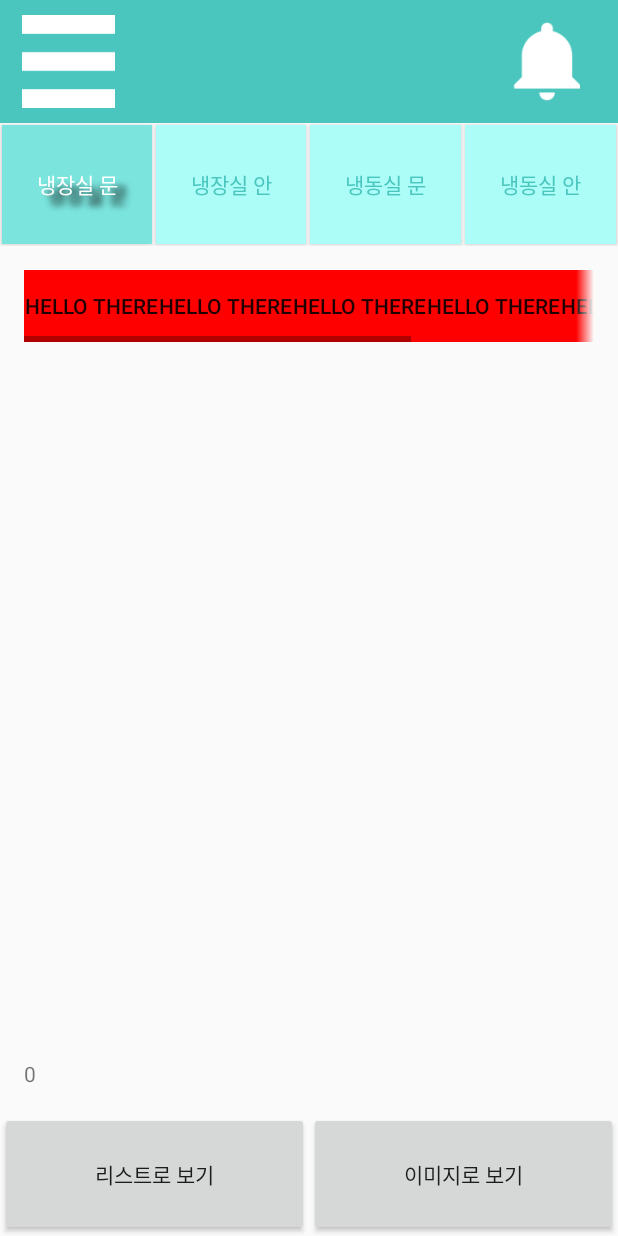
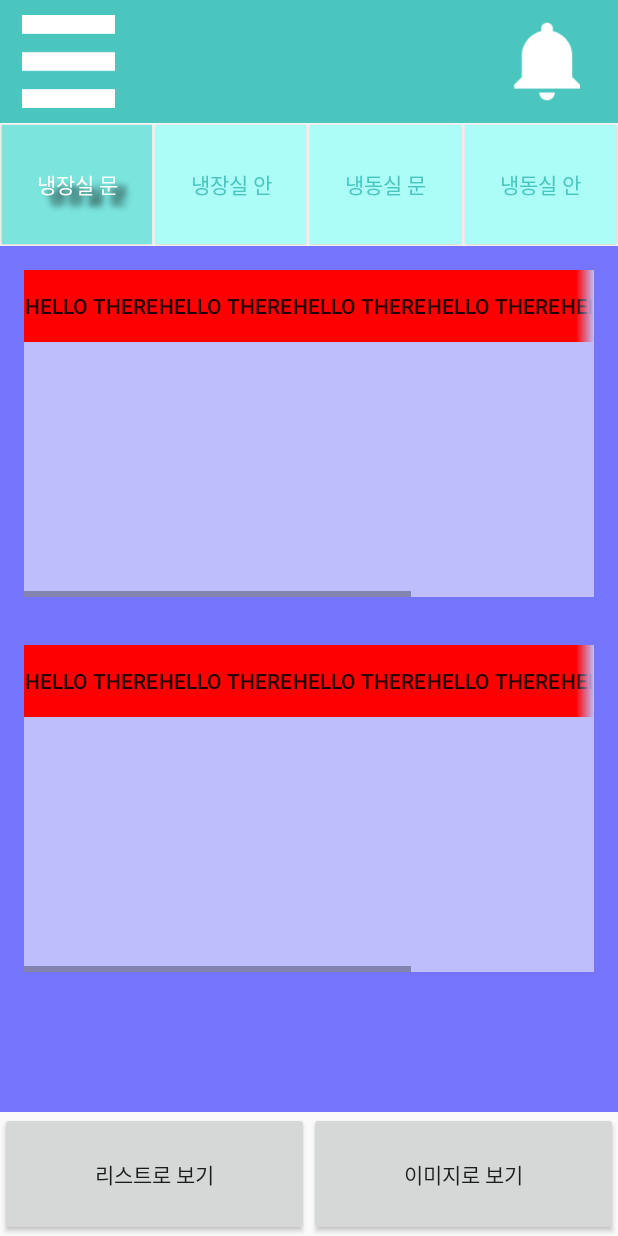
Before and after one commit to Nexters/Bingo, an Android app: the screen it shows after launch (MainActivity), after a tap on "GO TO MAIN ACTIVITY", on a phone screen of 412 x 824 dp. Run offline under Robolectric (Android 15) with nearby library versions, the phone set to English and light mode, and no system bars.

Commit message:
main page, speech recognizer

```diff
--- /dev/null
+++ b/Android/app/src/main/java/com/example/lg/fridge/FridgeFragment.java
@@ -0,0 +1,66 @@
+package com.example.lg.fridge;
+
+import android.os.Bundle;
+import android.support.v4.app.Fragment;
+import android.util.TypedValue;
+import android.view.LayoutInflater;
+import android.view.View;
+import android.view.ViewGroup;
+
+public class FridgeFragment extends Fragment {
+    private static final String FRAGMENT_NUMBER = "fragment_number";
+    private static final String NUM_OF_ROWS = "num_of_rows";
+
+    private int fragmentNumber;
+    private int numOfRows;
+
+    private int rowHeight;
+
+    //fragmentNumber는 1~4, numOfRows는 한 냉장고칸에있는 row의 갯수
+    public static FridgeFragment newInstance(int fragmentNumber, int numOfRows) {
+        FridgeFragment fragment = new FridgeFragment();
+        Bundle args = new Bundle();
+        args.putInt(FRAGMENT_NUMBER, fragmentNumber);
+        args.putInt(NUM_OF_ROWS, numOfRows);
+        fragment.setArguments(args);
+        return fragment;
+    }
+
+    public FridgeFragment() {
+        // Required empty public constructor
+    }
+
+    @Override
+    public void onCreate(Bundle savedInstanceState) {
+        super.onCreate(savedInstanceState);
+        if (getArguments() != null) {
+            fragmentNumber = getArguments().getInt(FRAGMENT_NUMBER);
+            numOfRows = getArguments().getInt(NUM_OF_ROWS);
+        }
+    }
+
+    @Override
+    public View onCreateView(LayoutInflater inflater, ViewGroup container,
+                             Bundle savedInstanceState) {
+        switch(numOfRows) {
+            case 1:
+                rowHeight = (int) TypedValue.applyDimension(TypedValue.COMPLEX_UNIT_DIP, (float)350, getResources().getDisplayMetrics());
+                break;
+            case 2:
+                rowHeight = (int) TypedValue.applyDimension(TypedValue.COMPLEX_UNIT_DIP, (float)250, getResources().getDisplayMetrics());
+                break;
+            default:
+                rowHeight = (int) TypedValue.applyDimension(TypedValue.COMPLEX_UNIT_DIP, (float)150, getResources().getDisplayMetrics());
+                break;
+
+        }
+        View main = inflater.inflate(R.layout.fragment_fridge, container, false);
+        //이제 이 프래그먼트 안에 numOfRows 수 만큼 child fragment를 넣는다.
+        for (int i = 0; i < numOfRows; i++) {
+            getChildFragmentManager().beginTransaction().add(R.id.fridge_fragment_container_for_rows, FridgeRow.newInstance(rowHeight)).commit();
+        }
+        getChildFragmentManager().executePendingTransactions();
+        return main;
+    }
+
+}
--- /dev/null
+++ b/Android/app/src/main/java/com/example/lg/fridge/FridgeRow.java
@@ -0,0 +1,43 @@
+package com.example.lg.fridge;
+
+import android.os.Bundle;
+import android.support.v4.app.Fragment;
+import android.view.LayoutInflater;
+import android.view.View;
+import android.view.ViewGroup;
+import android.widget.LinearLayout;
+
+public class FridgeRow extends Fragment {
+    private static final String ARG_ROWHEIGHT = "rowheight";
+
+    private int rowHeight;
+
+    public static FridgeRow newInstance(int rowHeight) {
+        FridgeRow fragment = new FridgeRow();
+        Bundle args = new Bundle();
+        args.putInt(ARG_ROWHEIGHT, rowHeight);
+        fragment.setArguments(args);
+        return fragment;
+    }
+
+    public FridgeRow() {
+        // Required empty public constructor
+    }
+
+    @Override
+    public void onCreate(Bundle savedInstanceState) {
+        super.onCreate(savedInstanceState);
+        if (getArguments() != null) {
+            rowHeight = getArguments().getInt(ARG_ROWHEIGHT);
+        }
+    }
+
+    @Override
+    public View onCreateView(LayoutInflater inflater, ViewGroup container,
+                             Bundle savedInstanceState) {
+        View v = inflater.inflate(R.layout.fragment_fridge_row, container, false);
+        LinearLayout.LayoutParams lp = new LinearLayout.LayoutParams(LinearLayout.LayoutParams.MATCH_PARENT, rowHeight);
+        v.setLayoutParams(lp);
+        return v;
+    }
+}
--- a/Android/app/src/main/java/com/example/lg/fridge/activities/MainActivity.java
+++ b/Android/app/src/main/java/com/example/lg/fridge/activities/MainActivity.java
@@ -5,18 +5,15 @@ import android.os.Bundle;
 import android.support.v4.app.Fragment;
 import android.support.v4.app.FragmentManager;
 import android.support.v4.app.FragmentTransaction;
-import android.support.v4.view.ViewPager;
 import android.support.v7.app.ActionBarActivity;
 import android.support.v7.widget.Toolbar;
 import android.util.Log;
-import android.view.LayoutInflater;
 import android.view.View;
-import android.view.ViewGroup;
 import android.widget.Button;
 import android.widget.ImageView;
-import android.widget.TextView;
 import android.widget.Toast;
 
+import com.example.lg.fridge.FridgeFragment;
 import com.example.lg.fridge.R;
 import com.example.lg.fridge.ViewFoodFragment;
 
@@ -28,11 +25,6 @@ public class MainActivity extends ActionBarActivity {
     private Button tab03;
     private Button tab04;
     private final String FRIDGE_FRAGMENT_TAG = "fridge_fragment";
-
-
-    /**
-     * The {@link ViewPager} that will host the section contents.
-     */
 
     @Override
     protected void onCreate(Bundle savedInstanceState) {
@@ -76,6 +68,15 @@ public class MainActivity extends ActionBarActivity {
 
             }
         });
+
+        Button btn2 = (Button)findViewById(R.id.main_btn_view_as_list);
+        btn2.setOnClickListener(new View.OnClickListener() {
+            @Override
+            public void onClick(View v) {
+                Intent i = new Intent(getApplicationContext(), SpeechActivity.class);
+                startActivity(i);
+            }
+        });
     }
 
     private View.OnClickListener mOnClickListener = new View.OnClickListener(){
@@ -86,16 +87,16 @@ public class MainActivity extends ActionBarActivity {
             setSelected(v);         //tab 4개 중 선택한 버튼을 선택된 채로 유지하기 위한 method
             switch(v.getId()) {
                 case R.id.main_tab01:
-                    callUpFridgeFragment(0);
+                    callUpFridgeFragment(0, 2);
                     break;
                 case R.id.main_tab02:
-                    callUpFridgeFragment(1);
+                    callUpFridgeFragment(1, 1);
                     break;
                 case R.id.main_tab03:
-                    callUpFridgeFragment(2);
+                    callUpFridgeFragment(2, 4);
                     break;
                 case R.id.main_tab04:
-                    callUpFridgeFragment(3);
+                    callUpFridgeFragment(3, 3);
                     break;
             }
         }
@@ -110,21 +111,26 @@ public class MainActivity extends ActionBarActivity {
         v.setSelected(true);
     }
 
-    //pos에 따른 냉장고 fragment를 가져옴. --> 0 ~ 3 값
-    private void callUpFridgeFragment(int pos) {
-        PlaceholderFragment pf = PlaceholderFragment.newInstance(pos);
+    //pos에 따른 냉장고 fragment를 가져옴. --> 1 ~ 4 값
+    private void callUpFridgeFragment(int pos, int rowNum) {
+        /*FridgeFragment01 fr = FridgeFragment01.newInstance(pos);
         FragmentTransaction t = getSupportFragmentManager().beginTransaction();
-        Fragment f = getSupportFragmentManager().findFragmentByTag(FRIDGE_FRAGMENT_TAG);
-        if (f != null) {
-            //만약 이미 fridge fragment가 하나 떠 있다면 replace를한다.
-            t.replace(R.id.main_fragment_container, pf, FRIDGE_FRAGMENT_TAG);
+        Fragment existingFrag = getSupportFragmentManager().findFragmentByTag(FRIDGE_FRAGMENT_TAG);
+        if (existingFrag != null) {     //만약 이미 떠있는 fridgefragment가있으면 replace를한다.
+            t.replace(R.id.main_fragment_container, fr, FRIDGE_FRAGMENT_TAG);
             t.commit();
             return;
         }
-        t.add(R.id.main_fragment_container, pf, FRIDGE_FRAGMENT_TAG);
-        t.commit();
-        return;
-
+        t.add(R.id.main_fragment_container, fr, FRIDGE_FRAGMENT_TAG);
+        t.commit();*/
+        FragmentTransaction t = getSupportFragmentManager().beginTransaction();
+        Fragment existingFrag = getSupportFragmentManager().findFragmentByTag(FRIDGE_FRAGMENT_TAG);
+        if (existingFrag != null) {     //만약 이미 떠있는 fridgefragment가있으면 replace를한다.
+            t.replace(R.id.main_fragment_container, FridgeFragment.newInstance(pos, rowNum), FRIDGE_FRAGMENT_TAG);
+            t.commit();
+            return;
+        }
+        t.add(R.id.main_fragment_container, FridgeFragment.newInstance(pos, rowNum), FRIDGE_FRAGMENT_TAG).commit();
     }
 
     private void callViewFoodDialog() {
@@ -133,44 +139,4 @@ public class MainActivity extends ActionBarActivity {
         f.show(fm,"");
     }
 
-    /**
-     * A placeholder fragment containing a simple view.
-     */
-    public static class PlaceholderFragment extends Fragment {
-        /**
-         * The fragment argument representing the section number for this
-         * fragment.
-         */
-        private static final String ARG_SECTION_NUMBER = "section_number";
-
-        /**
-         * Returns a new instance of this fragment for the given section
-         * number.
-         */
-        public static PlaceholderFragment newInstance(int sectionNumber) {
-            PlaceholderFragment fragment = new PlaceholderFragment();
-            Bundle args = new Bundle();
-            args.putInt(ARG_SECTION_NUMBER, sectionNumber);
-            fragment.setArguments(args);
-            return fragment;
-        }
-
-        public PlaceholderFragment() {
-        }
-
-        @Override
-        public View onCreateView(LayoutInflater inflater, ViewGroup container,
-                                 Bundle savedInstanceState) {
-            View rootView = inflater.inflate(R.layout.fragment_main_activity2, container, false);
-            //임시적
-            Bundle b = getArguments();
-            TextView t = (TextView)rootView.findViewById(R.id.section_label);
-            String text = String.valueOf(b.getInt(ARG_SECTION_NUMBER));
-            t.setText(text);
-
-
-            return rootView;
-        }
-    }
-
 }
--- a/Android/app/src/main/java/com/example/lg/fridge/calendar/CalendarAdapter.java
+++ b/Android/app/src/main/java/com/example/lg/fridge/calendar/CalendarAdapter.java
@@ -165,6 +165,8 @@ public class CalendarAdapter extends BaseAdapter {
             v.setBackgroundResource(R.drawable.list_item_background);
         }
 
+        //달력 화면을 넘기거나 할 때 전에 선택했던 날자를 계속 선택된채로 머무르게하기위한
+        //아주 더러운 코드
         for (int i = 0; i < CalendarFragment.twoSelectedDates.size(); i++) {
             if (dayString.get(position).equals(CalendarFragment.twoSelectedDates.get(i)))
                 v.setBackgroundResource(R.drawable.calendar_cel_selectl);
--- /dev/null
+++ b/Android/app/src/main/res/layout/fragment_fridge.xml
@@ -0,0 +1,11 @@
+<ScrollView xmlns:android="http://schemas.android.com/apk/res/android"
+    xmlns:tools="http://schemas.android.com/tools" android:layout_width="match_parent"
+    android:layout_height="match_parent"
+    android:background="#880000ff">
+    <LinearLayout
+        android:layout_width="match_parent"
+        android:layout_height="match_parent"
+        android:orientation="vertical"
+        android:id="@+id/fridge_fragment_container_for_rows"></LinearLayout>
+
+</ScrollView>
--- a/Android/app/src/main/res/layout/fragment_main_activity2.xml
+++ b/Android/app/src/main/res/layout/fragment_fridge_row.xml
@@ -1,16 +1,14 @@
-<RelativeLayout xmlns:android="http://schemas.android.com/apk/res/android"
+<LinearLayout xmlns:android="http://schemas.android.com/apk/res/android"
     xmlns:tools="http://schemas.android.com/tools" android:layout_width="match_parent"
     android:layout_height="match_parent" android:paddingLeft="@dimen/activity_horizontal_margin"
     android:paddingRight="@dimen/activity_horizontal_margin"
     android:paddingTop="@dimen/activity_vertical_margin"
     android:paddingBottom="@dimen/activity_vertical_margin"
-    tools:context="com.example.lg.testing.activities.MainActivity2$PlaceholderFragment">
-
-    <TextView android:id="@+id/section_label" android:layout_width="wrap_content"
-        android:layout_height="wrap_content" android:layout_alignParentBottom="true" />
+    tools:context="com.example.lg.testing.activities.MainActivity2$PlaceholderFragment"
+    android:orientation="vertical">
     <HorizontalScrollView
         android:layout_width="match_parent"
-        android:layout_height="wrap_content"
+        android:layout_height="match_parent"
         android:fadingEdge="horizontal"
         android:background="#88ffffff"
         android:requiresFadingEdge="horizontal"> <!--fadingedge는 api14부터만 가능한걸로 -->
@@ -54,4 +52,4 @@
         </HorizontalScrollView>
 
 
-</RelativeLayout>
+</LinearLayout>
--- a/Android/app/src/main/res/values/strings.xml
+++ b/Android/app/src/main/res/values/strings.xml
@@ -14,5 +14,6 @@
     <string name="title_section3">냉동실 문</string>
     <string name="title_section4">냉동실 안</string>
     <string name="title_activity_expiry_list">ExpiryList</string>
+    <string name="title_activity_speech">SpeechActivity</string>
 
 </resources>
```
Also changed, not shown: Android/app/src/main/AndroidManifest.xml (+6 -1 lines), Android/app/src/main/java/com/example/lg/fridge/activities/SpeechActivity.java (added, +85 -0 lines), Android/app/src/main/java/com/example/lg/fridge/calendar/CalendarFragment.java (+5 -4 lines), Android/app/src/main/res/layout/activity_speech.xml (added, +26 -0 lines), Android/app/src/main/res/layout/dialog_matches_frag.xml (added, +10 -0 lines), Android/app/src/main/res/menu/menu_speech.xml (added, +7 -0 lines).
